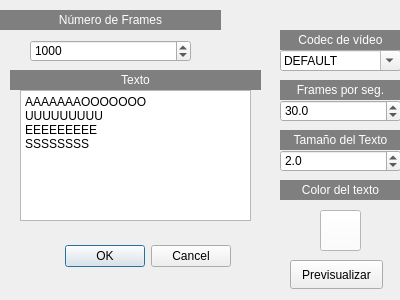
Above: starwars.ui from neri-um/paint before the change. Below: the same form after it.
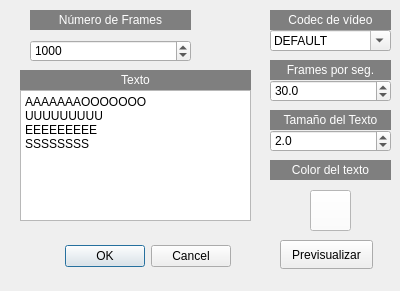
That is the form after the change.

What changed in the file:
```diff
--- a/starwars.ui
+++ b/starwars.ui
@@ -10,7 +10,7 @@
     <x>0</x>
     <y>0</y>
     <width>400</width>
-    <height>300</height>
+    <height>291</height>
    </rect>
   </property>
   <property name="windowTitle">
@@ -54,8 +54,8 @@
   <widget class="QDoubleSpinBox" name="doubleSpinBox">
    <property name="geometry">
     <rect>
-     <x>280</x>
-     <y>100</y>
+     <x>270</x>
+     <y>80</y>
      <width>121</width>
      <height>22</height>
     </rect>
@@ -73,8 +73,8 @@
   <widget class="QComboBox" name="comboBox">
    <property name="geometry">
     <rect>
-     <x>280</x>
-     <y>50</y>
+     <x>270</x>
+     <y>30</y>
      <width>121</width>
      <height>21</height>
     </rect>
@@ -122,9 +122,9 @@
   <widget class="QLabel" name="label_4">
    <property name="geometry">
     <rect>
-     <x>0</x>
+     <x>30</x>
      <y>10</y>
-     <width>221</width>
+     <width>161</width>
      <height>20</height>
     </rect>
    </property>
@@ -158,9 +158,9 @@
   <widget class="QLabel" name="label_5">
    <property name="geometry">
     <rect>
-     <x>10</x>
+     <x>20</x>
      <y>70</y>
-     <width>251</width>
+     <width>231</width>
      <height>20</height>
     </rect>
    </property>
@@ -178,8 +178,8 @@
   <widget class="QLabel" name="label_6">
    <property name="geometry">
     <rect>
-     <x>280</x>
-     <y>30</y>
+     <x>270</x>
+     <y>10</y>
      <width>121</width>
      <height>20</height>
     </rect>
@@ -198,8 +198,8 @@
   <widget class="QLabel" name="label_7">
    <property name="geometry">
     <rect>
-     <x>280</x>
-     <y>80</y>
+     <x>270</x>
+     <y>60</y>
      <width>121</width>
      <height>20</height>
     </rect>
@@ -218,8 +218,8 @@
   <widget class="QLabel" name="label_8">
    <property name="geometry">
     <rect>
-     <x>280</x>
-     <y>130</y>
+     <x>270</x>
+     <y>110</y>
      <width>121</width>
      <height>20</height>
     </rect>
@@ -238,8 +238,8 @@
   <widget class="QDoubleSpinBox" name="doubleSpinBox_2">
    <property name="geometry">
     <rect>
-     <x>280</x>
-     <y>150</y>
+     <x>270</x>
+     <y>130</y>
      <width>121</width>
      <height>22</height>
     </rect>
@@ -257,8 +257,8 @@
   <widget class="QLabel" name="label_9">
    <property name="geometry">
     <rect>
-     <x>280</x>
-     <y>180</y>
+     <x>270</x>
+     <y>160</y>
      <width>121</width>
      <height>20</height>
     </rect>
@@ -277,8 +277,8 @@
   <widget class="QPushButton" name="pushButton">
    <property name="geometry">
     <rect>
-     <x>320</x>
-     <y>210</y>
+     <x>310</x>
+     <y>190</y>
      <width>41</width>
      <height>41</height>
     </rect>
@@ -293,8 +293,8 @@
   <widget class="QPushButton" name="pushButton_2">
    <property name="geometry">
     <rect>
-     <x>290</x>
-     <y>260</y>
+     <x>280</x>
+     <y>240</y>
      <width>93</width>
      <height>29</height>
     </rect>
```
